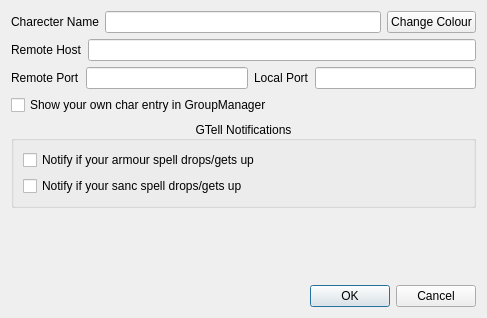
zpc930/pandoramapper, file src/groupmanagersettings.ui: the form before one commit.
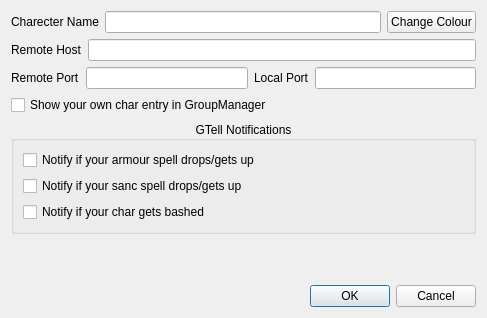
The form after the commit.

Commit message: * added prompt checking for incap, unincapping and being engaged * also added bash notification sending similar to armour and shield dropping

What changed in the file:
```diff
--- a/src/groupmanagersettings.ui
+++ b/src/groupmanagersettings.ui
@@ -115,6 +115,13 @@
         </property>
        </widget>
       </item>
+      <item row="2" column="0">
+       <widget class="QCheckBox" name="checkBox_notifyBash">
+        <property name="text">
+         <string>Notify if your char gets bashed</string>
+        </property>
+       </widget>
+      </item>
      </layout>
     </widget>
    </item>
```
The commit also changes 5 other files.
